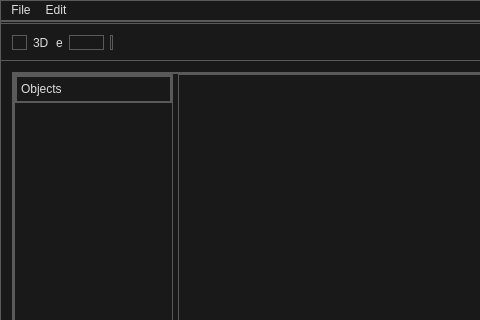
This is apps/ifc_editor_qt/mainwindow.ui in Jakub-Ciecierski/InfinityCAD as Qt 5 draws it before an edit; both pictures show x 0 to 480 and y 0 to 320 of the 1162 by 768 pixel window. The edited form follows.
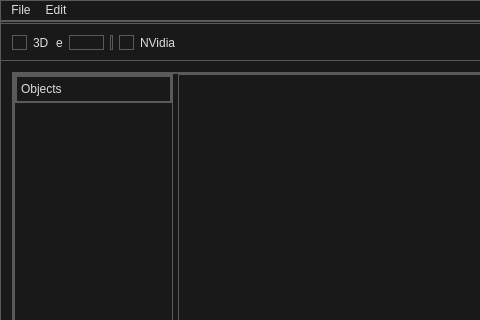
This is the edited form. Custom widgets are drawn as their Qt base class.

Commit message: CUDA projection

Patch:
```diff
--- a/apps/ifc_editor_qt/mainwindow.ui
+++ b/apps/ifc_editor_qt/mainwindow.ui
@@ -377,6 +377,13 @@
          </property>
         </widget>
        </item>
+       <item>
+        <widget class="QCheckBox" name="cudaCheckBox">
+         <property name="text">
+          <string>NVidia</string>
+         </property>
+        </widget>
+       </item>
        <item>
         <spacer name="horizontalSpacer">
          <property name="orientation">
```
Left out of the diff: 21 changed lines with no effect on the pictures. The commit also changes 41 other files.
